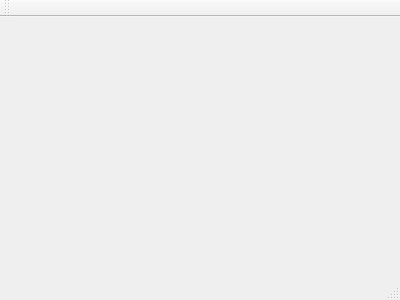
Old version of the form mainwindow.ui in the repository projedi/videochat.
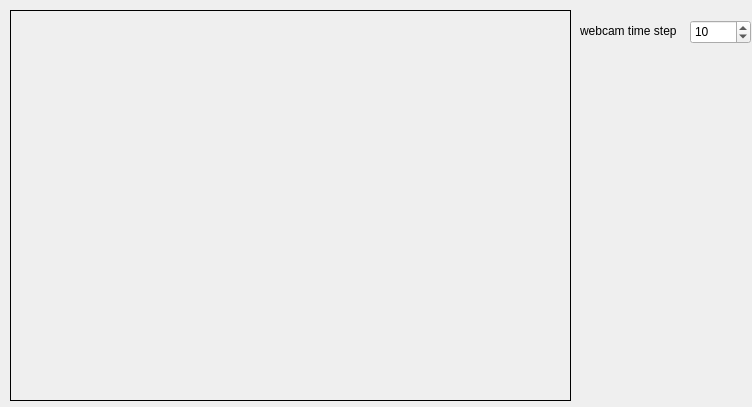
New version of the form.

Commit message: Displaying webcam out in realtime

What changed in the file:
```diff
--- a/mainwindow.ui
+++ b/mainwindow.ui
@@ -1,24 +1,69 @@
 <ui version="4.0">
  <class>MainWindow</class>
- <widget class="QMainWindow" name="MainWindow" >
-  <property name="geometry" >
+ <widget class="QMainWindow" name="MainWindow">
+  <property name="geometry">
    <rect>
     <x>0</x>
     <y>0</y>
-    <width>400</width>
-    <height>300</height>
+    <width>752</width>
+    <height>407</height>
    </rect>
   </property>
   <property name="windowTitle" >
    <string>MainWindow</string>
   </property>
-  <widget class="QMenuBar" name="menuBar" />
-  <widget class="QToolBar" name="mainToolBar" />
-  <widget class="QWidget" name="centralWidget" />
-  <widget class="QStatusBar" name="statusBar" />
+  <widget class="QWidget" name="centralWidget">
+   <widget class="QLabel" name="labelWebcam">
+    <property name="geometry">
+     <rect>
+      <x>10</x>
+      <y>10</y>
+      <width>561</width>
+      <height>391</height>
+     </rect>
+    </property>
+    <property name="frameShape">
+     <enum>QFrame::Box</enum>
+    </property>
+    <property name="text">
+     <string/>
+    </property>
+   </widget>
+   <widget class="QSpinBox" name="webcamTimerSpinBox">
+    <property name="geometry">
+     <rect>
+      <x>690</x>
+      <y>20</y>
+      <width>61</width>
+      <height>24</height>
+     </rect>
+    </property>
+    <property name="minimum">
+     <number>1</number>
+    </property>
+    <property name="maximum">
+     <number>100</number>
+    </property>
+    <property name="value">
+     <number>10</number>
+    </property>
+   </widget>
+   <widget class="QLabel" name="label_2">
+    <property name="geometry">
+     <rect>
+      <x>580</x>
+      <y>20</y>
+      <width>111</width>
+      <height>21</height>
+     </rect>
+    </property>
+    <property name="text">
+     <string>webcam time step</string>
+    </property>
+   </widget>
+  </widget>
  </widget>
- <layoutDefault spacing="6" margin="11" />
- <pixmapfunction></pixmapfunction>
+ <layoutdefault spacing="6" margin="11"/>
  <resources/>
  <connections/>
 </ui>
```
Left out of the diff: 3 changed lines with no effect on the pictures. The commit also changes 7 other files.
